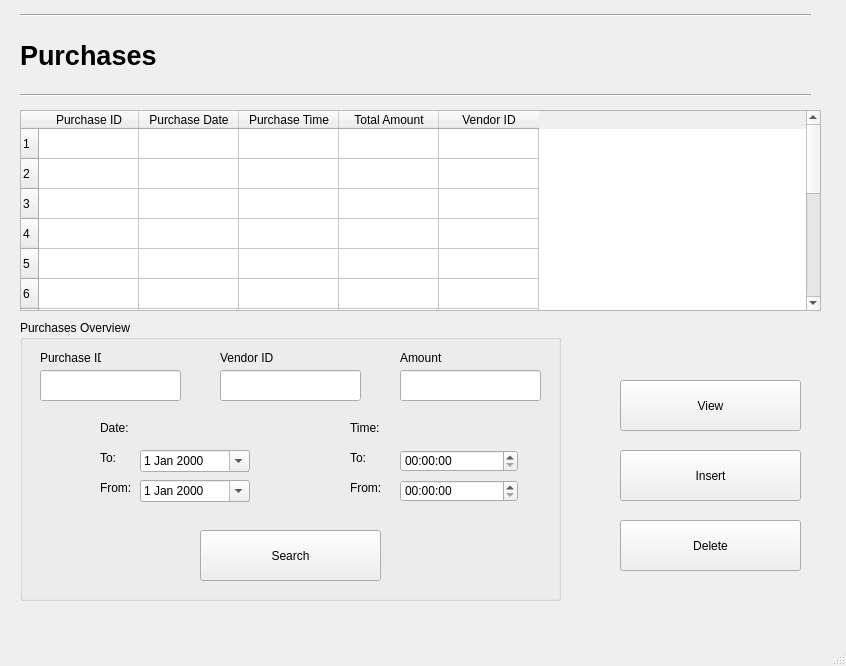
The window that Screens/Purchase.ui (basil-ali-khan/Inventory-Management-System) describes before a commit, drawn with Qt 5.
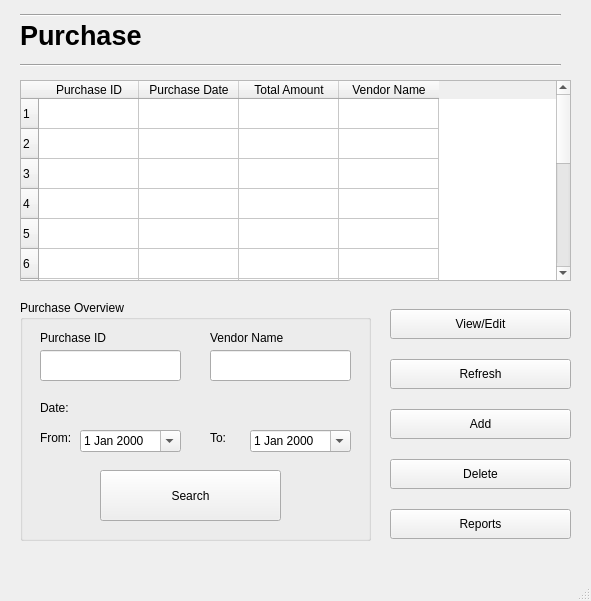
The same window after the commit.

Commit message: Purchase Report Made

```diff
--- a/Screens/Purchase.ui
+++ b/Screens/Purchase.ui
@@ -6,8 +6,8 @@
    <rect>
     <x>0</x>
     <y>0</y>
-    <width>846</width>
-    <height>666</height>
+    <width>591</width>
+    <height>601</height>
    </rect>
   </property>
   <property name="windowTitle">
@@ -18,8 +18,8 @@
     <property name="geometry">
      <rect>
       <x>20</x>
-      <y>30</y>
-      <width>141</width>
+      <y>10</y>
+      <width>191</width>
       <height>51</height>
      </rect>
     </property>
@@ -31,35 +31,35 @@
      </font>
     </property>
     <property name="text">
-     <string>Purchases</string>
+     <string>Purchase</string>
     </property>
    </widget>
    <widget class="Line" name="line">
     <property name="geometry">
      <rect>
       <x>20</x>
+      <y>50</y>
+      <width>541</width>
+      <height>31</height>
+     </rect>
+    </property>
+    <property name="font">
+     <font>
+      <pointsize>20</pointsize>
+      <weight>75</weight>
+      <bold>true</bold>
+     </font>
+    </property>
+    <property name="orientation">
+     <enum>Qt::Horizontal</enum>
+    </property>
+   </widget>
+   <widget class="QTableWidget" name="purchaseTable">
+    <property name="geometry">
+     <rect>
+      <x>20</x>
       <y>80</y>
-      <width>791</width>
-      <height>31</height>
-     </rect>
-    </property>
-    <property name="font">
-     <font>
-      <pointsize>20</pointsize>
-      <weight>75</weight>
-      <bold>true</bold>
-     </font>
-    </property>
-    <property name="orientation">
-     <enum>Qt::Horizontal</enum>
-    </property>
-   </widget>
-   <widget class="QTableWidget" name="tableWidget">
-    <property name="geometry">
-     <rect>
-      <x>20</x>
-      <y>110</y>
-      <width>801</width>
+      <width>551</width>
       <height>201</height>
      </rect>
     </property>
@@ -148,11 +148,6 @@
       <string>Purchase Date</string>
      </property>
     </column>
-    <column>
-     <property name="text">
-      <string>Purchase Time</string>
-     </property>
-    </column>
     <column>
      <property name="text">
       <string>Total Amount</string>
@@ -160,41 +155,28 @@
     </column>
     <column>
      <property name="text">
-      <string>Vendor ID</string>
+      <string>Vendor Name</string>
      </property>
     </column>
    </widget>
-   <widget class="QPushButton" name="pushButton">
-    <property name="geometry">
-     <rect>
-      <x>620</x>
-      <y>520</y>
-      <width>181</width>
-      <height>51</height>
-     </rect>
-    </property>
-    <property name="text">
-     <string>Delete</string>
-    </property>
-   </widget>
    <widget class="QGroupBox" name="groupBox">
     <property name="geometry">
      <rect>
       <x>20</x>
-      <y>320</y>
-      <width>541</width>
-      <height>281</height>
+      <y>300</y>
+      <width>351</width>
+      <height>241</height>
      </rect>
     </property>
     <property name="title">
-     <string>Purchases Overview</string>
+     <string>Purchase Overview</string>
     </property>
     <widget class="QLabel" name="label_2">
      <property name="geometry">
       <rect>
        <x>20</x>
        <y>30</y>
-       <width>61</width>
+       <width>81</width>
        <height>16</height>
       </rect>
      </property>
@@ -215,7 +197,7 @@
     <widget class="QLabel" name="label_4">
      <property name="geometry">
       <rect>
-       <x>80</x>
+       <x>20</x>
        <y>100</y>
        <width>55</width>
        <height>16</height>
@@ -228,7 +210,7 @@
     <widget class="QLineEdit" name="lineEdit_4">
      <property name="geometry">
       <rect>
-       <x>200</x>
+       <x>190</x>
        <y>50</y>
        <width>141</width>
        <height>31</height>
@@ -238,20 +220,20 @@
     <widget class="QLabel" name="label_5">
      <property name="geometry">
       <rect>
-       <x>200</x>
+       <x>190</x>
        <y>30</y>
-       <width>55</width>
+       <width>81</width>
        <height>16</height>
       </rect>
      </property>
      <property name="text">
-      <string>Vendor ID</string>
+      <string>Vendor Name</string>
      </property>
     </widget>
     <widget class="QLabel" name="label_6">
      <property name="geometry">
       <rect>
-       <x>80</x>
+       <x>190</x>
        <y>130</y>
        <width>55</width>
        <height>16</height>
@@ -264,9 +246,9 @@
     <widget class="QDateEdit" name="dateEdit_2">
      <property name="geometry">
       <rect>
-       <x>120</x>
+       <x>230</x>
        <y>130</y>
-       <width>110</width>
+       <width>101</width>
        <height>22</height>
       </rect>
      </property>
@@ -277,8 +259,8 @@
     <widget class="QLabel" name="label_7">
      <property name="geometry">
       <rect>
-       <x>80</x>
-       <y>160</y>
+       <x>20</x>
+       <y>130</y>
        <width>55</width>
        <height>16</height>
       </rect>
@@ -290,9 +272,9 @@
     <widget class="QDateEdit" name="dateEdit_3">
      <property name="geometry">
       <rect>
-       <x>120</x>
-       <y>160</y>
-       <width>110</width>
+       <x>60</x>
+       <y>130</y>
+       <width>101</width>
        <height>22</height>
       </rect>
      </property>
@@ -300,70 +282,11 @@
       <bool>true</bool>
      </property>
     </widget>
-    <widget class="QLabel" name="label_9">
+    <widget class="QPushButton" name="searchPurchaseButton">
      <property name="geometry">
       <rect>
-       <x>330</x>
-       <y>130</y>
-       <width>55</width>
-       <height>16</height>
-      </rect>
-     </property>
-     <property name="text">
-      <string>To:</string>
-     </property>
-    </widget>
-    <widget class="QLabel" name="label_10">
-     <property name="geometry">
-      <rect>
-       <x>330</x>
-       <y>160</y>
-       <width>55</width>
-       <height>16</height>
-      </rect>
-     </property>
-     <property name="text">
-      <string>From:</string>
-     </property>
-    </widget>
-    <widget class="QLabel" name="label_11">
-     <property name="geometry">
-      <rect>
-       <x>330</x>
-       <y>100</y>
-       <width>55</width>
-       <height>16</height>
-      </rect>
-     </property>
-     <property name="text">
-      <string>Time:</string>
-     </property>
-    </widget>
-    <widget class="QTimeEdit" name="timeEdit">
-     <property name="geometry">
-      <rect>
-       <x>380</x>
-       <y>130</y>
-       <width>118</width>
-       <height>22</height>
-      </rect>
-     </property>
-    </widget>
-    <widget class="QTimeEdit" name="timeEdit_2">
-     <property name="geometry">
-      <rect>
-       <x>380</x>
-       <y>160</y>
-       <width>118</width>
-       <height>22</height>
-      </rect>
-     </property>
-    </widget>
-    <widget class="QPushButton" name="pushButton_2">
-     <property name="geometry">
-      <rect>
-       <x>180</x>
-       <y>210</y>
+       <x>80</x>
+       <y>170</y>
        <width>181</width>
        <height>51</height>
       </rect>
@@ -372,39 +295,13 @@
       <string>Search</string>
      </property>
     </widget>
-    <widget class="QLabel" name="label_12">
-     <property name="geometry">
-      <rect>
-       <x>380</x>
-       <y>30</y>
-       <width>81</width>
-       <height>16</height>
-      </rect>
-     </property>
-     <property name="text">
-      <string>Amount</string>
-     </property>
-    </widget>
-    <widget class="QLineEdit" name="lineEdit_6">
-     <property name="geometry">
-      <rect>
-       <x>380</x>
-       <y>50</y>
-       <width>141</width>
-       <height>31</height>
-      </rect>
-     </property>
-     <property name="text">
-      <string/>
-     </property>
-    </widget>
    </widget>
    <widget class="Line" name="line_2">
     <property name="geometry">
      <rect>
       <x>20</x>
       <y>0</y>
-      <width>791</width>
+      <width>541</width>
       <height>31</height>
      </rect>
     </property>
@@ -422,27 +319,66 @@
    <widget class="QPushButton" name="pushButton_3">
     <property name="geometry">
      <rect>
-      <x>620</x>
-      <y>450</y>
+      <x>390</x>
+      <y>409</y>
       <width>181</width>
-      <height>51</height>
+      <height>30</height>
      </rect>
     </property>
     <property name="text">
-     <string>Insert</string>
+     <string>Add</string>
     </property>
    </widget>
    <widget class="QPushButton" name="pushButton_4">
     <property name="geometry">
      <rect>
-      <x>620</x>
-      <y>380</y>
+      <x>390</x>
+      <y>309</y>
       <width>181</width>
-      <height>51</height>
+      <height>30</height>
      </rect>
     </property>
     <property name="text">
-     <string>View</string>
+     <string>View/Edit</string>
+    </property>
+   </widget>
+   <widget class="QPushButton" name="deletePurchaseButton">
+    <property name="geometry">
+     <rect>
+      <x>390</x>
+      <y>459</y>
+      <width>181</width>
+      <height>30</height>
+     </rect>
+    </property>
+    <property name="text">
+     <string>Delete</string>
+    </property>
+   </widget>
+   <widget class="QPushButton" name="refreshButton">
+    <property name="geometry">
+     <rect>
+      <x>390</x>
+      <y>359</y>
+      <width>181</width>
+      <height>30</height>
+     </rect>
+    </property>
+    <property name="text">
+     <string>Refresh</string>
+    </property>
+   </widget>
+   <widget class="QPushButton" name="reportPurchaseButton">
+    <property name="geometry">
+     <rect>
+      <x>390</x>
+      <y>509</y>
+      <width>181</width>
+      <height>30</height>
+     </rect>
+    </property>
+    <property name="text">
+     <string>Reports</string>
     </property>
    </widget>
   </widget>
```
Left out of the diff: 17 changed lines with no effect on the pictures. The commit also changes 15 other files.
